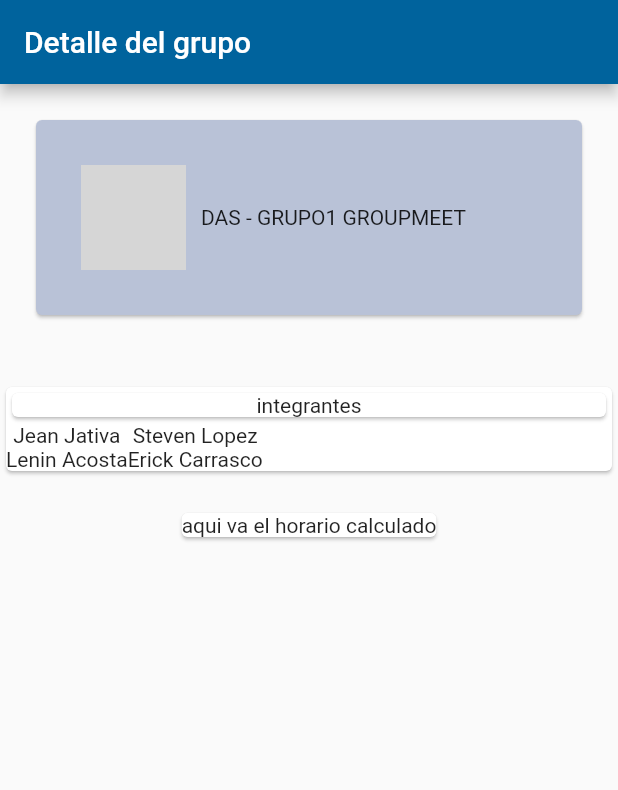
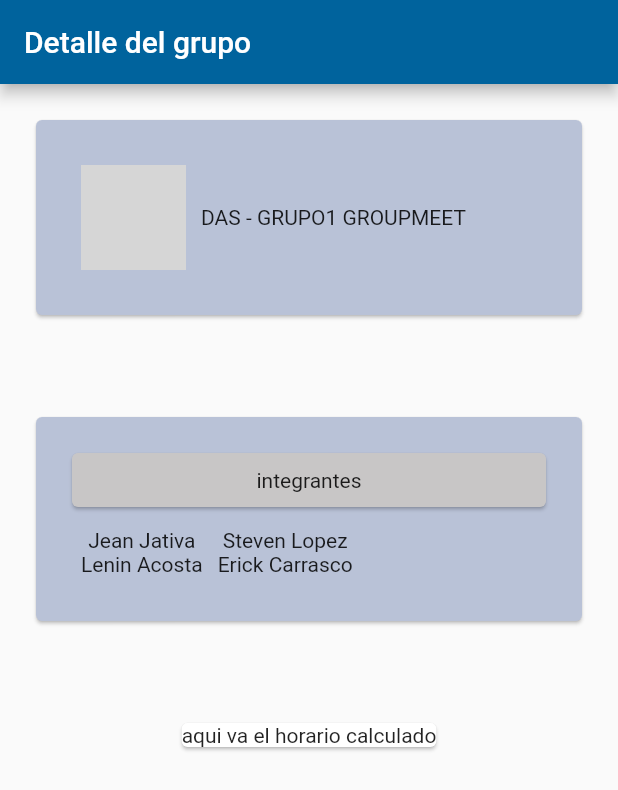
Before and after one commit to OppositeDragon/programador_reuniones_flutter, a Flutter app: the GroupDetail screen opened by its route, on a phone screen of 412 x 824 dp. Shown: the top 790 px of the screen. Run offline on Flutter 3.47's test engine with Material 2 defaults, Android fonts, the phone set to English and light mode, and no system bars; our stand-ins replace firebase_core, flutter_riverpod, go_router; accounts and stored records are empty; network calls fail; grey boxes are pictures that could not be loaded.

Commit message:
Update group_detail.dart

```diff
--- a/lib/views/group_detail.dart
+++ b/lib/views/group_detail.dart
@@ -55,21 +55,33 @@ class _GroupDetailState extends State<GroupDetail> {
           const SizedBox(
             height: 20,
           ),
-          Card(
+          Padding(
+            padding: const EdgeInsets.all(20.0),
+            child: Card(
+              color: const Color.fromARGB(255, 185, 194, 215),
+              child: Padding(
+                padding: const EdgeInsets.all(20.0),
                 child: Column(
                   children: <Widget>[
                     const Card(
+                      color: Color.fromARGB(255, 200, 198, 198),
                       child: Center(
+                        child: Padding(
+                          padding: EdgeInsets.all(10.0),
                           child: Text("integrantes"),
+                        ),
                       ),
                     ),
                     Row(
                       children: <Widget>[
-                    Column(
+                        Padding(
+                          padding: EdgeInsets.all(10.0),
+                          child: Column(
                             children: const <Widget>[
                               Text("Jean Jativa"),
                               Text("Lenin Acosta")
                             ],
+                          ),
                         ),
                         const SizedBox(
                           height: 10,
@@ -85,12 +97,17 @@ class _GroupDetailState extends State<GroupDetail> {
                   ],
                 ),
               ),
+            ),
+          ),
           const SizedBox(
             height: 20,
           ),
-          const Card(
+          const Padding(
+            padding: EdgeInsets.all(20.0),
+            child: Card(
               child: Text("aqui va el horario calculado"),
             ),
+          )
         ]));
   }
 }
```
Lines whose indentation alone changed are shown as unchanged.
